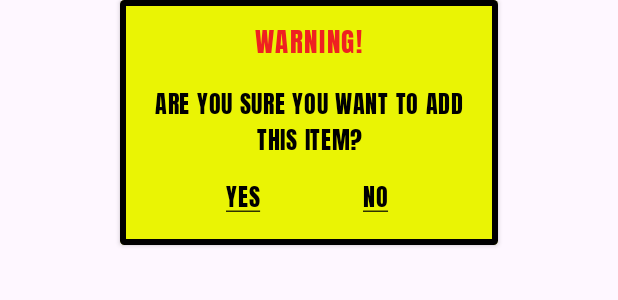
After one commit to coleendeguzman/ics26011, an Android app: the layout add_dialog.xml on its own in the app's theme, with its tools: preview values and no code run, on a phone screen of 412 x 824 dp. The commit adds this screen. Shown: the top 300 px of the screen. Run offline under Robolectric (Android 15) with nearby library versions, the phone set to English and light mode, and no system bars.

Commit message:
Add dialog box

```diff
--- a/app/src/main/java/com/example/wishlist/MainActivity.kt
+++ b/app/src/main/java/com/example/wishlist/MainActivity.kt
@@ -1,9 +1,7 @@
 package com.example.wishlist
 
-import android.content.Intent
 import androidx.appcompat.app.AppCompatActivity
 import android.os.Bundle
-import android.view.View
 
 class MainActivity : AppCompatActivity() {
     override fun onCreate(savedInstanceState: Bundle?) {
--- /dev/null
+++ b/app/src/main/res/drawable/dialog_border.xml
@@ -0,0 +1,14 @@
+<?xml version="1.0" encoding="utf-8"?>
+<shape xmlns:android="http://schemas.android.com/apk/res/android"
+    android:shape="rectangle" >
+
+
+    <!-- View border color and width -->
+    <stroke
+        android:width="4dp"
+        android:color="@color/black" >
+    </stroke>
+
+
+
+</shape>
--- /dev/null
+++ b/app/src/main/res/layout/add_dialog.xml
@@ -0,0 +1,75 @@
+<?xml version="1.0" encoding="utf-8"?>
+<androidx.cardview.widget.CardView xmlns:android="http://schemas.android.com/apk/res/android"
+    android:layout_width="match_parent"
+    android:layout_height="wrap_content"
+    xmlns:app="http://schemas.android.com/apk/res-auto"
+    app:cardBackgroundColor="#EAF404"
+    app:cardCornerRadius="3dp"
+    android:layout_marginHorizontal="80dp">
+
+
+    <LinearLayout
+        android:layout_width="wrap_content"
+        android:layout_height="wrap_content"
+        android:background="@drawable/dialog_border"
+        android:orientation="vertical"
+        android:gravity="center"
+        android:padding="10dp">
+
+        <TextView
+            android:id="@+id/tvWarning"
+            android:layout_width="wrap_content"
+            android:layout_height="wrap_content"
+            android:fontFamily="@font/anton"
+            android:gravity="center"
+            android:letterSpacing="0.06"
+            android:paddingBottom="10dp"
+            android:text="WARNING!"
+            android:textColor="#EF2121"
+            android:textSize="18sp" />
+
+        <TextView
+            android:id="@+id/tvAddItem"
+            android:layout_width="wrap_content"
+            android:layout_height="wrap_content"
+            android:layout_marginTop="2dp"
+            android:fontFamily="@font/anton"
+            android:gravity="center"
+            android:letterSpacing="0.03"
+            android:text="ARE YOU SURE YOU WANT TO ADD THIS ITEM?"
+            android:textColor="#000000"
+            android:textSize="16sp" />
+
+        <LinearLayout
+            android:layout_width="wrap_content"
+            android:layout_height="wrap_content"
+
+            android:gravity="center"
+            android:orientation="horizontal">
+
+            <Button
+                android:id="@+id/btnYes"
+                style="@style/Widget.AppCompat.Button.Borderless"
+                android:layout_width="wrap_content"
+                android:layout_height="wrap_content"
+                android:fontFamily="@font/anton"
+                android:letterSpacing="0.044"
+                android:text="@string/yes"
+                android:textColor="#000000"
+                android:textSize="16sp" />
+
+            <Button
+                android:id="@+id/btnNo"
+                style="@style/Widget.AppCompat.Button.Borderless"
+                android:layout_width="wrap_content"
+                android:layout_height="wrap_content"
+                android:fontFamily="@font/anton"
+                android:letterSpacing="0.044"
+                android:text="@string/no"
+                android:textColor="#000000"
+                android:textSize="16sp" />
+
+        </LinearLayout>
+    </LinearLayout>
+
+</androidx.cardview.widget.CardView>
--- a/app/src/main/res/layout/add_item_activity.xml
+++ b/app/src/main/res/layout/add_item_activity.xml
@@ -116,7 +116,7 @@
         app:layout_constraintVertical_bias="0.594" />
 
     <Button
-        android:id="@+id/button"
+        android:id="@+id/btnConfirm"
         style="@style/Widget.AppCompat.Button.Borderless"
         android:layout_width="wrap_content"
         android:layout_height="wrap_content"
--- a/app/src/main/res/values/strings.xml
+++ b/app/src/main/res/values/strings.xml
@@ -1,4 +1,7 @@
 <resources>
     <string name="app_name">Wishlist</string>
     <string name="login"><u>LOG IN </u></string>
+    <string name="yes"><u>YES</u></string>
+    <string name="no"><u>NO</u></string>
+
 </resources>
```
